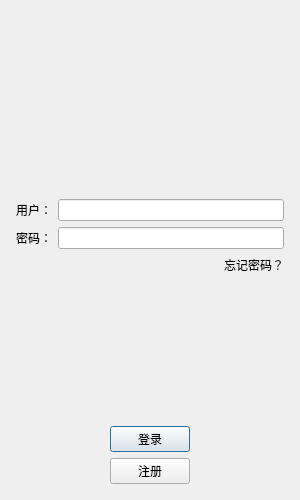
The window that SheepChatClient/logindialog.ui (xiaoyangst/SheepChatSystem) describes before a commit, drawn with Qt 5.
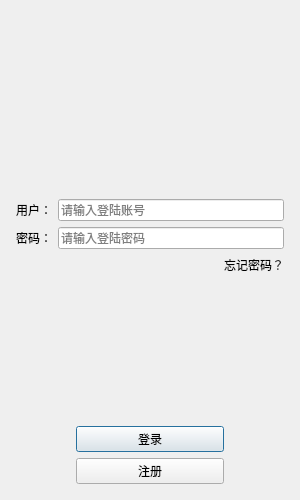
The same window after the commit. Icons and pictures are not drawn.

```diff
--- a/SheepChatClient/logindialog.ui
+++ b/SheepChatClient/logindialog.ui
@@ -88,7 +88,11 @@
         </widget>
        </item>
        <item>
-        <widget class="QLineEdit" name="user_lineEdit"/>
+        <widget class="QLineEdit" name="user_lineEdit">
+         <property name="placeholderText">
+          <string>请输入登陆账号</string>
+         </property>
+        </widget>
        </item>
       </layout>
      </item>
@@ -103,9 +107,15 @@
        </item>
        <item>
         <widget class="QLineEdit" name="lineEdit">
+         <property name="text">
+          <string/>
+         </property>
          <property name="echoMode">
           <enum>QLineEdit::Password</enum>
          </property>
+         <property name="placeholderText">
+          <string>请输入登陆密码</string>
+         </property>
         </widget>
        </item>
       </layout>
@@ -154,9 +164,12 @@
          <property name="orientation">
           <enum>Qt::Horizontal</enum>
          </property>
+         <property name="sizeType">
+          <enum>QSizePolicy::Fixed</enum>
+         </property>
          <property name="sizeHint" stdset="0">
           <size>
-           <width>40</width>
+           <width>60</width>
            <height>20</height>
           </size>
          </property>
@@ -167,6 +180,12 @@
          <property name="text">
           <string>登录</string>
          </property>
+         <property name="iconSize">
+          <size>
+           <width>20</width>
+           <height>20</height>
+          </size>
+         </property>
         </widget>
        </item>
        <item>
@@ -174,9 +193,12 @@
          <property name="orientation">
           <enum>Qt::Horizontal</enum>
          </property>
+         <property name="sizeType">
+          <enum>QSizePolicy::Fixed</enum>
+         </property>
          <property name="sizeHint" stdset="0">
           <size>
-           <width>40</width>
+           <width>60</width>
            <height>20</height>
           </size>
          </property>
@@ -191,9 +213,12 @@
          <property name="orientation">
           <enum>Qt::Horizontal</enum>
          </property>
+         <property name="sizeType">
+          <enum>QSizePolicy::Fixed</enum>
+         </property>
          <property name="sizeHint" stdset="0">
           <size>
-           <width>40</width>
+           <width>60</width>
            <height>20</height>
           </size>
          </property>
@@ -204,6 +229,12 @@
          <property name="text">
           <string>注册</string>
          </property>
+         <property name="iconSize">
+          <size>
+           <width>20</width>
+           <height>20</height>
+          </size>
+         </property>
         </widget>
        </item>
        <item>
@@ -211,9 +242,12 @@
          <property name="orientation">
           <enum>Qt::Horizontal</enum>
          </property>
+         <property name="sizeType">
+          <enum>QSizePolicy::Fixed</enum>
+         </property>
          <property name="sizeHint" stdset="0">
           <size>
-           <width>40</width>
+           <width>60</width>
            <height>20</height>
           </size>
          </property>
```
